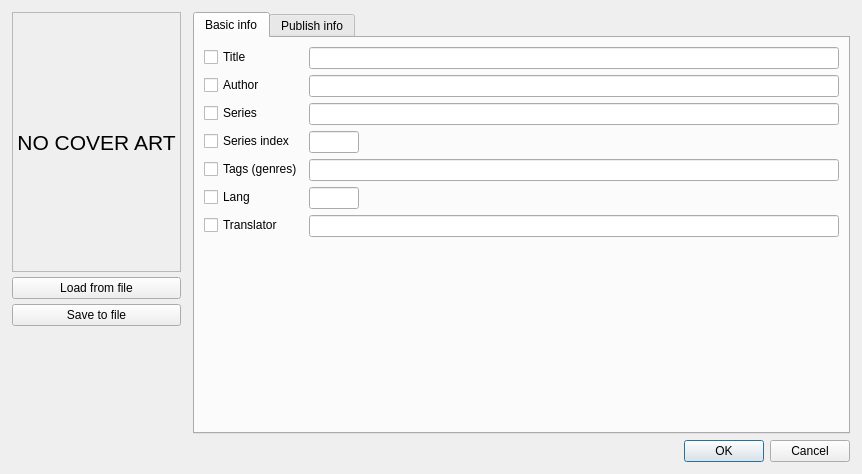
The window that src/designer/editdialog.ui (dnkorpushov/libro2) describes before a commit, drawn with Qt 5.
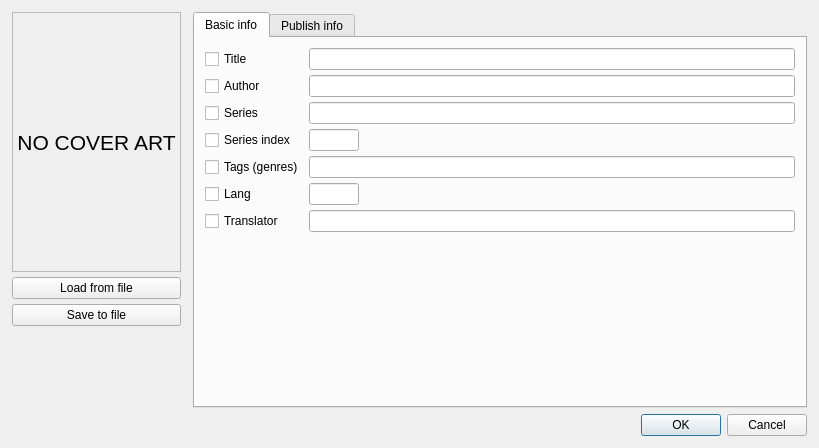
The same window after the commit. Custom widgets are drawn as their Qt base class.

What changed in the file:
```diff
--- a/src/designer/editdialog.ui
+++ b/src/designer/editdialog.ui
@@ -6,8 +6,8 @@
    <rect>
     <x>0</x>
     <y>0</y>
-    <width>862</width>
-    <height>474</height>
+    <width>819</width>
+    <height>448</height>
    </rect>
   </property>
   <property name="windowTitle">
@@ -113,7 +113,22 @@
         <attribute name="title">
          <string>Basic info</string>
         </attribute>
-        <layout class="QFormLayout" name="formLayout">
+        <layout class="QGridLayout" name="gridLayout">
+         <property name="leftMargin">
+          <number>10</number>
+         </property>
+         <property name="topMargin">
+          <number>10</number>
+         </property>
+         <property name="rightMargin">
+          <number>10</number>
+         </property>
+         <property name="bottomMargin">
+          <number>10</number>
+         </property>
+         <property name="spacing">
+          <number>5</number>
+         </property>
          <item row="0" column="0">
           <widget class="QCheckBox" name="checkTitle">
            <property name="text">
```
